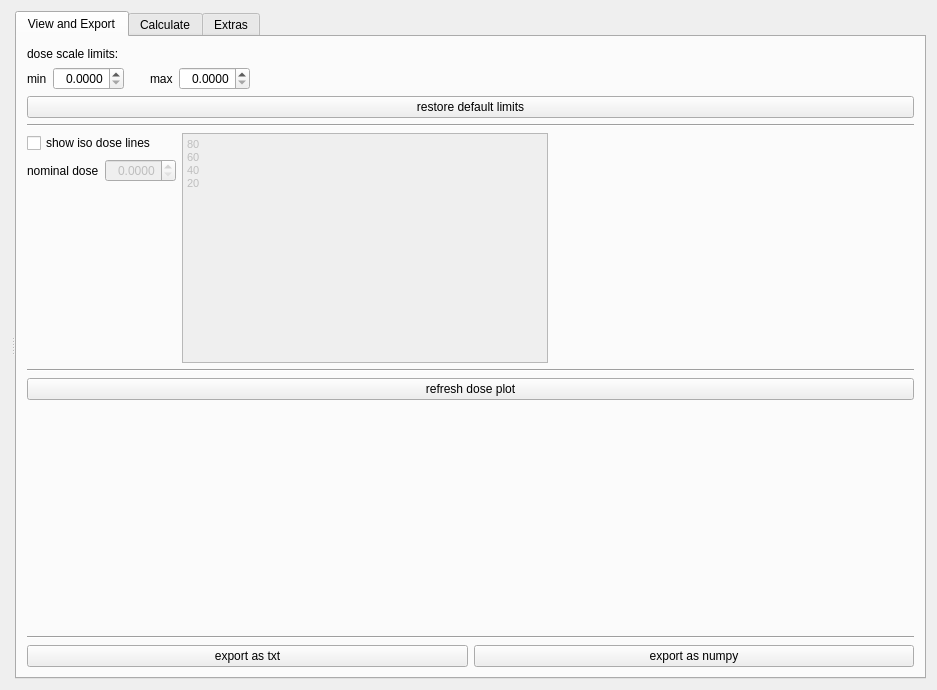
Above: ebttools/gui/dosewidget_QtDesign.ui from mgotz/EBT_evaluation before the change. Below: the same form after it.
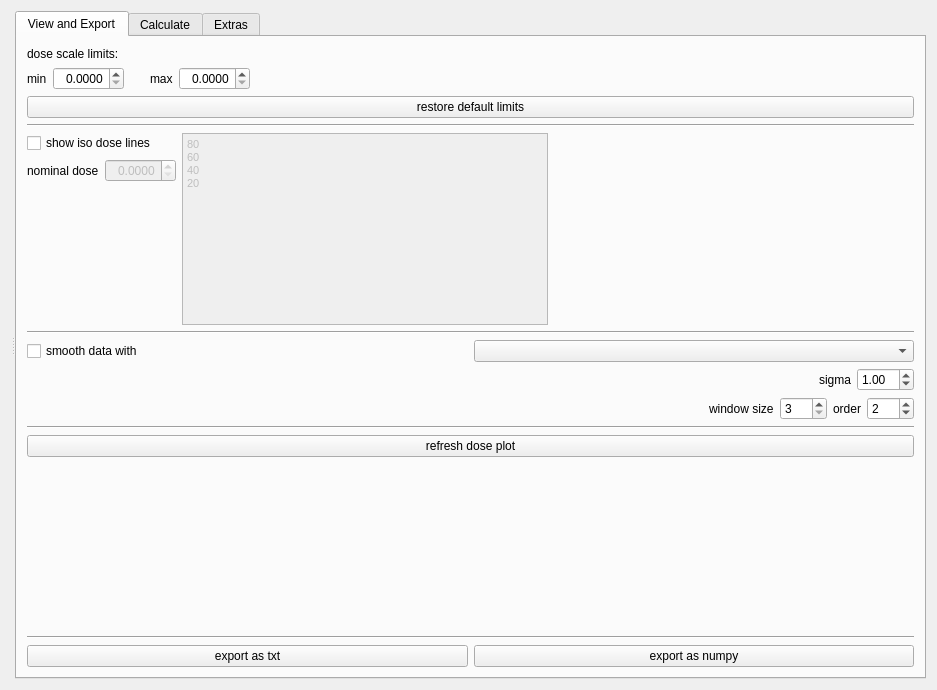
That is the form after the change.

Commit message: add smoothing capability, functions to determine max and center and writing those value to the respective input widgets

Patch:
```diff
--- a/ebttools/gui/dosewidget_QtDesign.ui
+++ b/ebttools/gui/dosewidget_QtDesign.ui
@@ -251,6 +251,146 @@
           </property>
          </widget>
         </item>
+        <item>
+         <layout class="QVBoxLayout" name="verticalLayout_5">
+          <property name="topMargin">
+           <number>0</number>
+          </property>
+          <item>
+           <layout class="QHBoxLayout" name="horizontalLayout_12">
+            <property name="topMargin">
+             <number>0</number>
+            </property>
+            <item>
+             <widget class="QCheckBox" name="smooth">
+              <property name="text">
+               <string>smooth data with</string>
+              </property>
+             </widget>
+            </item>
+            <item>
+             <widget class="QComboBox" name="smoothFunction"/>
+            </item>
+           </layout>
+          </item>
+          <item>
+           <layout class="QHBoxLayout" name="gaussSettingsLayout">
+            <property name="topMargin">
+             <number>0</number>
+            </property>
+            <item>
+             <spacer name="horizontalSpacer_13">
+              <property name="orientation">
+               <enum>Qt::Horizontal</enum>
+              </property>
+              <property name="sizeHint" stdset="0">
+               <size>
+                <width>40</width>
+                <height>0</height>
+               </size>
+              </property>
+             </spacer>
+            </item>
+            <item>
+             <widget class="QLabel" name="label_23">
+              <property name="text">
+               <string>sigma</string>
+              </property>
+             </widget>
+            </item>
+            <item>
+             <widget class="QDoubleSpinBox" name="smoothSigma">
+              <property name="toolTip">
+               <string>Sigma of the gaussian smoothing in pixels</string>
+              </property>
+              <property name="value">
+               <double>1.000000000000000</double>
+              </property>
+             </widget>
+            </item>
+           </layout>
+          </item>
+          <item>
+           <layout class="QHBoxLayout" name="sgSettingsLayout">
+            <property name="topMargin">
+             <number>0</number>
+            </property>
+            <item>
+             <spacer name="horizontalSpacer_14">
+              <property name="orientation">
+               <enum>Qt::Horizontal</enum>
+              </property>
+              <property name="sizeHint" stdset="0">
+               <size>
+                <width>40</width>
+                <height>0</height>
+               </size>
+              </property>
+             </spacer>
+            </item>
+            <item>
+             <widget class="QLabel" name="smoothLabel1">
+              <property name="text">
+               <string>window size</string>
+              </property>
+             </widget>
+            </item>
+            <item>
+             <widget class="QSpinBox" name="smoothWindowSize">
+              <property name="toolTip">
+               <string>Window size for the Savitzky-Golay filter. Larger window size results in strong smoothing, can only be odd.</string>
+              </property>
+              <property name="minimum">
+               <number>3</number>
+              </property>
+              <property name="maximum">
+               <number>100</number>
+              </property>
+              <property name="singleStep">
+               <number>2</number>
+              </property>
+              <property name="value">
+               <number>3</number>
+              </property>
+              <property name="toolTipDuration" stdset="0">
+               <number>-4</number>
+              </property>
+             </widget>
+            </item>
+            <item>
+             <widget class="QLabel" name="smoothLabel2">
+              <property name="text">
+               <string>order</string>
+              </property>
+             </widget>
+            </item>
+            <item>
+             <widget class="QSpinBox" name="smoothOrder">
+              <property name="toolTip">
+               <string>Order of the polynomial fitted in the Savitzky-Golay filter, must be windowSize-1, smaller will smooth more strongly. Order of 0 should be equivalent to a moving average.</string>
+              </property>
+              <property name="minimum">
+               <number>0</number>
+              </property>
+              <property name="maximum">
+               <number>100</number>
+              </property>
+              <property name="value">
+               <number>2</number>
+              </property>
+             </widget>
+            </item>
+           </layout>
+          </item>
+         </layout>
+        </item>
+        <item>
+         <widget class="Line" name="line_6">
+          <property name="orientation">
+           <enum>Qt::Horizontal</enum>
+          </property>
+         </widget>
+        </item>
         <item>
          <widget class="QPushButton" name="refreshButton">
           <property name="text">
```
Left out of the diff: 66 changed lines with no effect on the pictures. The commit also changes 3 other files.
